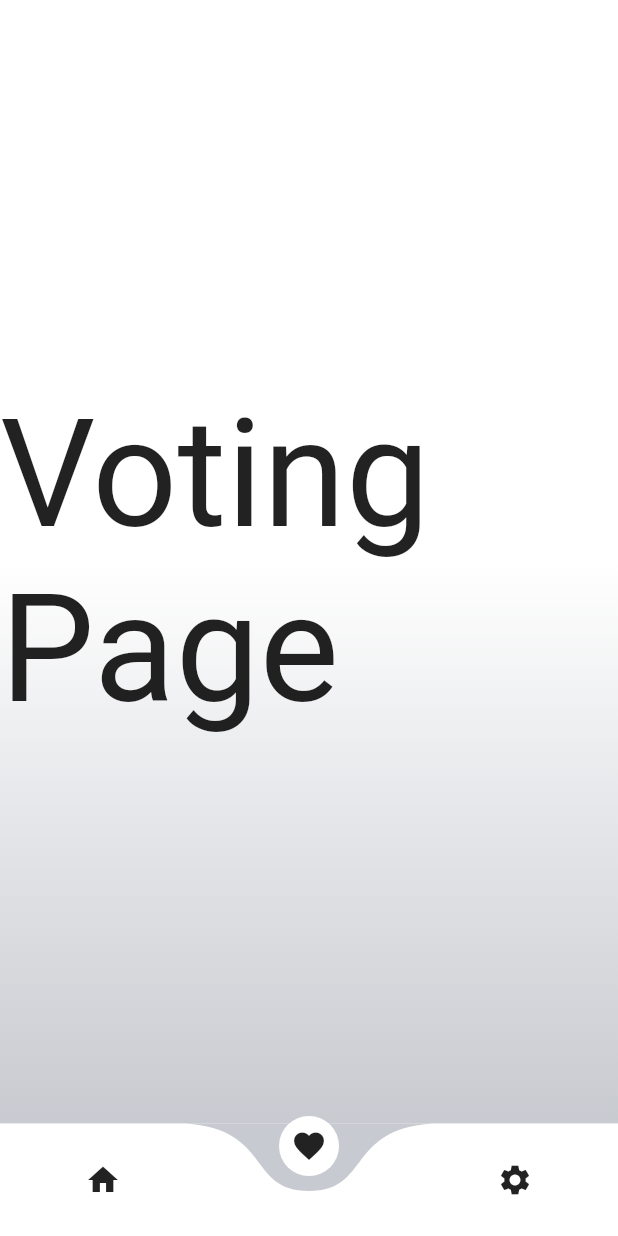
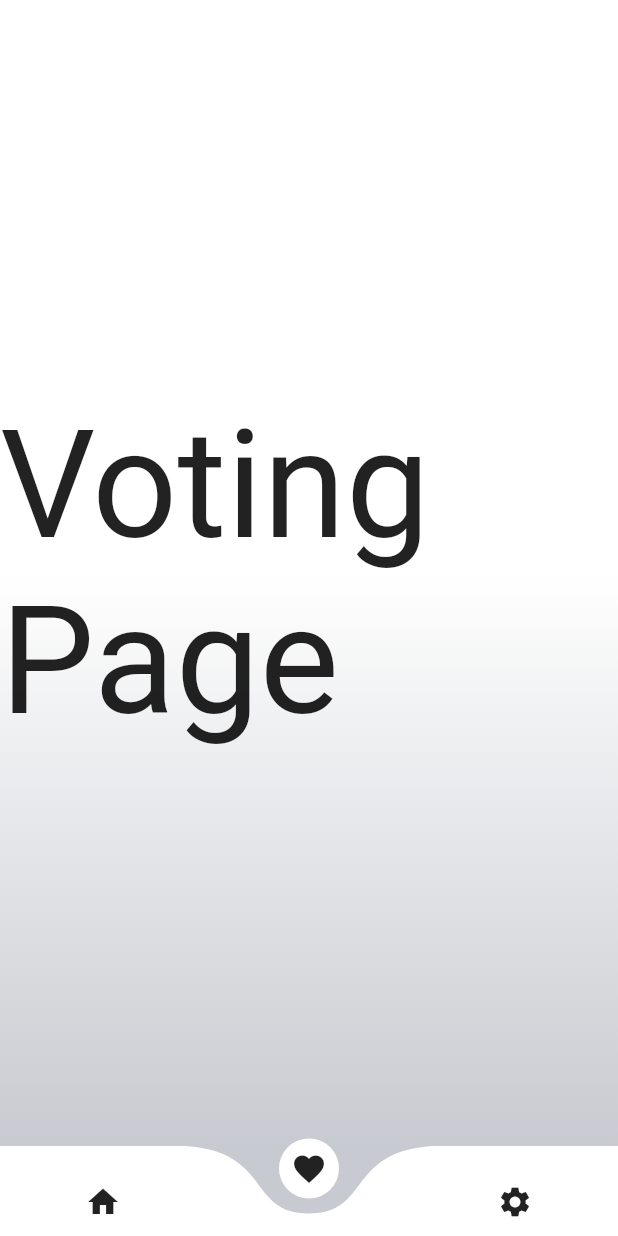
Before and after one commit to kronusmudpie/RiskManagement_Flutter, a Flutter app: the screen it shows after launch, item 2 of the bottom bar chosen, on a phone screen of 412 x 824 dp. Run offline on Flutter 3.47's test engine with Material 2 defaults, Android fonts, the phone set to English and light mode, and no system bars; drawn by our look-alikes of curved_navigation_bar; statements that could not run were skipped.

Commit message:
Basic updates

```diff
--- a/lib/homePage/homepage.dart
+++ b/lib/homePage/homepage.dart
@@ -58,6 +58,7 @@ class HomePageState extends State<HomePage> {
   }
 
   List<Metric> sortByRiskiness(List<Metric> sortThis) {
+    setState(() {});
     return _myMetrics!
       ..sort(((a, b) => b.totalRiskWeight.compareTo(a.totalRiskWeight)));
   }
--- a/lib/main.dart
+++ b/lib/main.dart
@@ -45,6 +45,7 @@ class MyAppState extends State<MyApp> {
               _pageIndex = index;
             });
           },
+          height: 60,
           items: [
             Icon(Icons.home),
             Icon(Icons.favorite),
--- a/lib/votingPage/votingpage.dart
+++ b/lib/votingPage/votingpage.dart
@@ -1,6 +1,9 @@
 // ignore_for_file: prefer_const_constructors
 
 import 'package:flutter/material.dart';
+
+import '../classes/Metric.dart';
+import '../classes/MetricsDB.dart';
 
 class VotingPage extends StatefulWidget {
   @override
@@ -8,6 +11,9 @@ class VotingPage extends StatefulWidget {
 }
 
 class _VotingPageState extends State<VotingPage> {
+  List<Metric>? _myMetrics = MetricsDB().metricDB;
+
+
   @override
   Widget build(BuildContext context) {
     return Scaffold(
```
Also changed, not shown: lib/styles/riskContainer.dart (+9 -7 lines).
